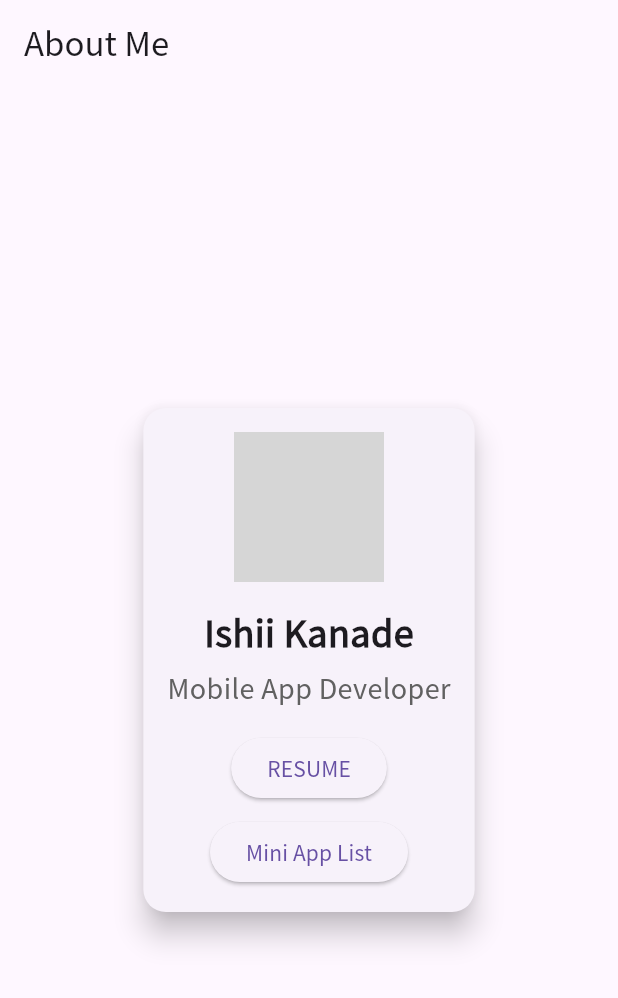
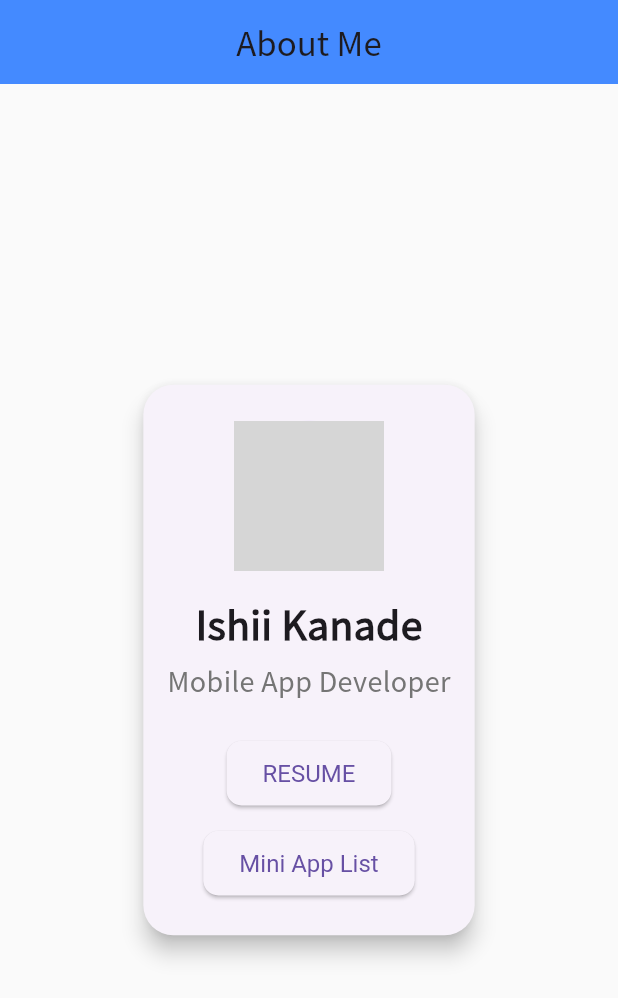
Before and after one commit to ishii-kanade/ishii-kanade.github.io, a Flutter app: the screen it shows after launch, on a phone screen of 412 x 824 dp. Shown: the top 998 px of the screen. Run offline on Flutter 3.47's test engine with Material 3 defaults, Android fonts, the phone set to English and light mode, and no system bars; our stand-ins replace chewie, google_fonts, table_calendar, video_player; network calls fail; grey boxes are pictures that could not be loaded.

Commit message:
メインページのデザインを少しだけ変更

```diff
--- a/flutter_app/lib/main.dart
+++ b/flutter_app/lib/main.dart
@@ -2,7 +2,6 @@ import 'package:flutter/material.dart';
 import 'package:flutter_app/pages/mini_app_list_page.dart';
 import 'pages/overview_page.dart';
 import 'package:google_fonts/google_fonts.dart';
-import 'pages/video_list_page.dart';
 
 void main() {
   runApp(const MyApp());
@@ -18,6 +17,16 @@ class MyApp extends StatelessWidget {
       theme: ThemeData(
         textTheme: GoogleFonts.notoSansJpTextTheme(),
         primarySwatch: Colors.blue,
+        scaffoldBackgroundColor: Colors.grey[50],
+        elevatedButtonTheme: ElevatedButtonThemeData(
+          style: ElevatedButton.styleFrom(
+            shape: RoundedRectangleBorder(
+              borderRadius: BorderRadius.circular(10.0),
+            ),
+            padding: const EdgeInsets.symmetric(vertical: 12.0, horizontal: 24.0),
+            textStyle: const TextStyle(fontSize: 16),
+          ),
+        ),
       ),
       home: const MyHomePage(),
     );
@@ -32,18 +41,24 @@ class MyHomePage extends StatelessWidget {
     return Scaffold(
       appBar: AppBar(
         title: const Text('About Me'),
+        centerTitle: true,
+        backgroundColor: Colors.blueAccent,
+        elevation: 0,
       ),
       body: Center(
+        child: Padding(
+          padding: const EdgeInsets.all(16.0),
           child: Card(
-          margin: const EdgeInsets.all(16.0),
-          elevation: 8.0,
+            margin: const EdgeInsets.symmetric(vertical: 20.0),
+            elevation: 6.0,
             shape: RoundedRectangleBorder(
-            borderRadius: BorderRadius.circular(15.0),
+              borderRadius: BorderRadius.circular(20.0),
             ),
             child: Padding(
-            padding: const EdgeInsets.all(16.0),
+              padding: const EdgeInsets.symmetric(vertical: 24.0, horizontal: 16.0),
               child: Column(
                 mainAxisSize: MainAxisSize.min,
+                crossAxisAlignment: CrossAxisAlignment.center,
                 children: <Widget>[
                   const CircleAvatar(
                     radius: 50,
@@ -55,7 +70,7 @@ class MyHomePage extends StatelessWidget {
                   const Text(
                     'Ishii Kanade',
                     style: TextStyle(
-                    fontSize: 24,
+                      fontSize: 26,
                       fontWeight: FontWeight.bold,
                     ),
                   ),
@@ -64,29 +79,25 @@ class MyHomePage extends StatelessWidget {
                     'Mobile App Developer',
                     style: TextStyle(
                       fontSize: 18,
-                    color: Colors.grey[700],
+                      color: Colors.grey[600],
                     ),
                   ),
-                const SizedBox(height: 16),
+                  const SizedBox(height: 24),
                   ElevatedButton(
                     onPressed: () {
                       Navigator.push(
                         context,
-                      MaterialPageRoute(
-                          builder: (context) => const OverviewPage()),
+                        MaterialPageRoute(builder: (context) => const OverviewPage()),
                       );
                     },
                     child: const Text('RESUME'),
                   ),
-
-                const SizedBox(height: 8),
-                // ミニアプリ一覧ページへのリンク
+                  const SizedBox(height: 12),
                   ElevatedButton(
                     onPressed: () {
                       Navigator.push(
                         context,
-                      MaterialPageRoute(
-                          builder: (context) => const MiniAppListPage()),
+                        MaterialPageRoute(builder: (context) => const MiniAppListPage()),
                       );
                     },
                     child: const Text('Mini App List'),
@@ -96,6 +107,7 @@ class MyHomePage extends StatelessWidget {
             ),
           ),
         ),
+      ),
     );
   }
 }
```
Also changed, not shown: flutter_app/pubspec.lock, 1 other file. Lines whose indentation alone changed are shown as unchanged.
